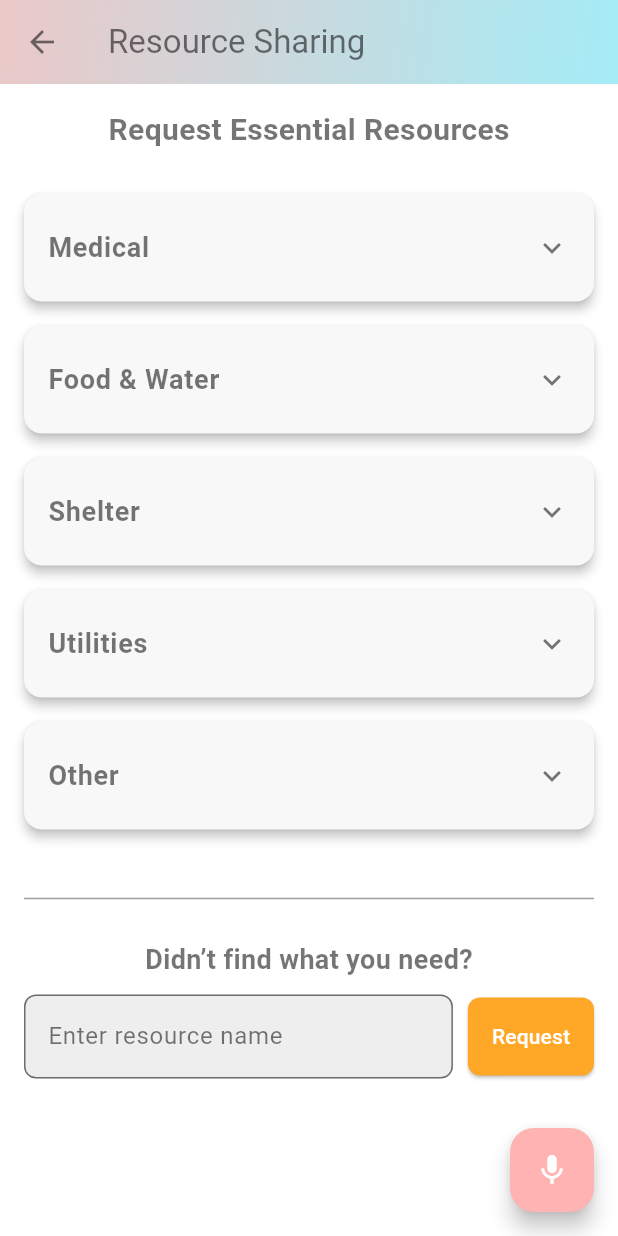
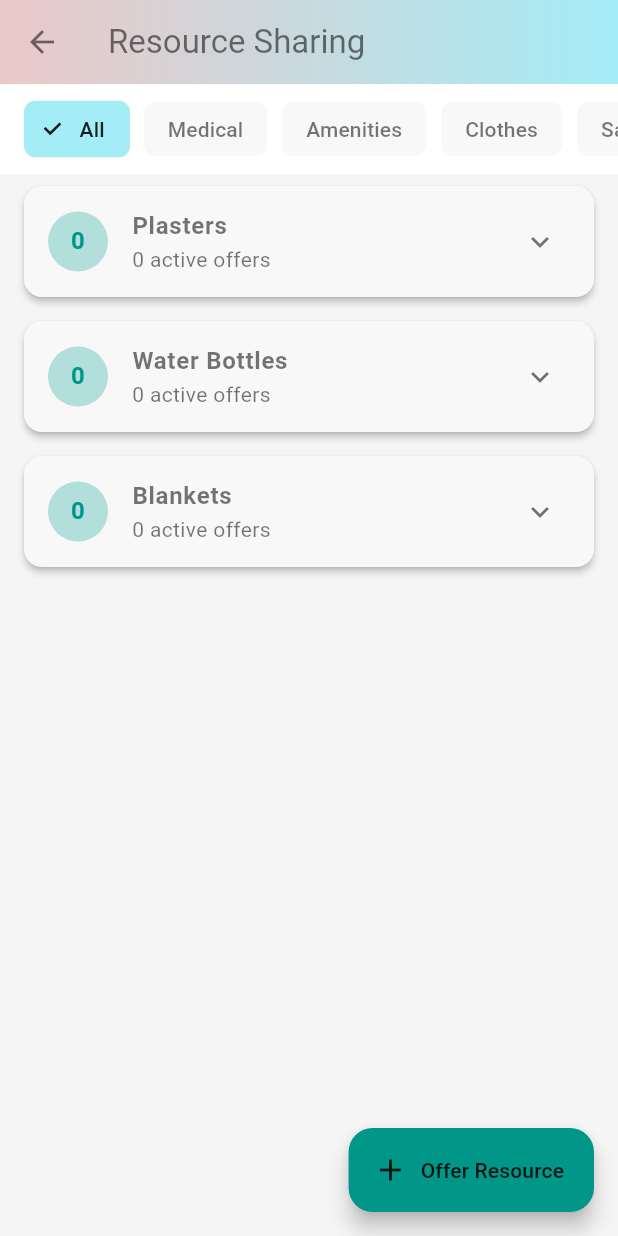
Before and after one commit to Hagerh/-BEACON-app-, a Flutter app: the ResourceSharingScreen screen opened by its route, on a phone screen of 412 x 824 dp. Run offline on Flutter 3.47's test engine with Material 3 defaults, Android fonts, the phone set to English and light mode, and no system bars; our stand-ins replace flutter_bloc, flutter_secure_storage, sqflite_sqlcipher; missing offline and left inert: flutter_p2p_connection; accounts and stored records are empty.

Commit message:
added offer and request

```diff
--- a/lib/presentation/screens/resourceSharing_screen.dart
+++ b/lib/presentation/screens/resourceSharing_screen.dart
@@ -1,194 +1,338 @@
 import 'package:flutter/material.dart';
 import 'package:projectdemo/constants/colors.dart';
-import 'package:projectdemo/presentation/widgets/voice_widget.dart';
 
-class ResourceSharingScreen extends StatelessWidget {
-  const ResourceSharingScreen({super.key});
+class ResourceOffer {
+  final String id;
+  final String providerName;
+  int quantity;
+
+  ResourceOffer({
+    required this.id,
+    required this.providerName,
+    required this.quantity,
+  });
+}
+
+class ResourceItem {
+  final String name;
+  final String category;
+  final List<ResourceOffer> offers;
+
+  ResourceItem({
+    required this.name,
+    required this.category,
+    required this.offers,
+  });
+
+  int get totalQuantity => offers.fold(0, (sum, item) => sum + item.quantity);
+}
+
+class ResourceManager {
+  // Pre-defined categories
+  static final List<String> categories = [
+    "All",
+    "Medical",
+    "Amenities", // Fixed spelling
+    "Clothes",
+    "Sanitary",
+    "Other",
+  ];
+
+  // In-memory storage mimicking a database
+  final List<ResourceItem> _items = [
+    ResourceItem(name: "Plasters", category: "Medical", offers: []),
+    ResourceItem(name: "Water Bottles", category: "Amenities", offers: []),
+    ResourceItem(name: "Blankets", category: "Clothes", offers: []),
+  ];
+
+  // Get items filtered by category
+  List<ResourceItem> getItems(String category) {
+    if (category == "All") return _items;
+    return _items.where((item) => item.category == category).toList();
+  }
+
+  // Add an offer
+  void addOffer(
+    String category,
+    String resourceName,
+    String userName,
+    int qty,
+  ) {
+    // Check if resource exists
+    var existingItemIndex = _items.indexWhere((i) => i.name == resourceName);
+
+    if (existingItemIndex != -1) {
+      // Add offer to existing item
+      _items[existingItemIndex].offers.add(
+        ResourceOffer(
+          id: DateTime.now().toString(),
+          providerName: userName,
+          quantity: qty,
+        ),
+      );
+    } else {
+      // Create new item with the offer
+      _items.add(
+        ResourceItem(
+          name: resourceName,
+          category: category,
+          offers: [
+            ResourceOffer(
+              id: DateTime.now().toString(),
+              providerName: userName,
+              quantity: qty,
+            ),
+          ],
+        ),
+      );
+    }
+  }
+}
+
+// --- 3. UI SCREEN ---
+
+class ResourceSharingScreen extends StatefulWidget {
+  final String loggedInUserName;
+  const ResourceSharingScreen({super.key, this.loggedInUserName = "Alice"});
+
+  @override
+  State<ResourceSharingScreen> createState() => _ResourceSharingScreenState();
+}
+
+class _ResourceSharingScreenState extends State<ResourceSharingScreen> {
+  final ResourceManager _dataManager = ResourceManager(); // Instance of logic
+  String _selectedCategory = "All";
 
   @override
   Widget build(BuildContext context) {
-    final Map<String, List<String>> resourceCategories = {
-      "Medical": ["First Aid Kit", "Bandages", "Painkillers", "Antiseptic"],
-      "Food & Water": [
-        "Bottled Water",
-        "Canned Food",
-        "Energy Bars",
-        "Baby Formula",
-      ],
-      "Shelter": ["Tents", "Blankets", "Sleeping Bags", "Temporary Beds"],
-      "Utilities": [
-        "Flashlights",
-        "Batteries",
-        "Charging Stations",
-        "Power Banks",
-      ],
-      "Other": ["Clothing", "Hygiene Kits", "Fuel", "Transport Help"],
-    };
+    // Fetch data based on filter
+    final displayedResources = _dataManager.getItems(_selectedCategory);
 
     return Scaffold(
+      backgroundColor: Colors.grey[100],
       appBar: AppBar(
         title: const Text("Resource Sharing"),
+        elevation: 0,
         flexibleSpace: Container(
           decoration: const BoxDecoration(
             gradient: LinearGradient(
-              begin: Alignment.topLeft,
-              end: Alignment.bottomRight,
-              colors: [
-                Color.fromARGB(255, 235, 200, 200),
-                Color.fromARGB(255, 164, 236, 246),
-              ],
+              colors: [Color(0xFFEBC8C8), Color(0xFFA4ECF6)],
             ),
           ),
         ),
       ),
+      body: Column(
+        children: [
+          // --- Category Filter Chips ---
+          _buildCategoryFilter(),
 
-      body: SingleChildScrollView(
-        child: Padding(
-          padding: const EdgeInsets.all(16.0),
-          child: Column(
-            children: [
-              const Text(
-                "Request Essential Resources",
-                style: TextStyle(fontSize: 20, fontWeight: FontWeight.bold),
+          // --- Resource List ---
+          Expanded(
+            child: displayedResources.isEmpty
+                ? _buildEmptyState()
+                : ListView.builder(
+                    padding: const EdgeInsets.only(bottom: 80),
+                    itemCount: displayedResources.length,
+                    itemBuilder: (context, index) {
+                      return _buildResourceCard(displayedResources[index]);
+                    },
                   ),
-              const SizedBox(height: 20),
-
-              // --- Expandable Resource Sections ---
-              ...resourceCategories.entries.map((entry) {
-                return _buildResourceSection(context, entry.key, entry.value);
-              }),
-
-              const SizedBox(height: 30),
-              const Divider(thickness: 1, color: Colors.grey),
-
-              // --- Custom Resource Request Field ---
-              const SizedBox(height: 20),
-              const Text(
-                "Didn’t find what you need?",
-                style: TextStyle(fontSize: 18, fontWeight: FontWeight.w600),
           ),
-              const SizedBox(height: 10),
-
-              _buildCustomRequestField(context),
         ],
       ),
-        ),
-      ),
-
-      floatingActionButton: const VoiceWidget(),
-
-    );
-  }
-
-  Widget _buildResourceSection(
-    BuildContext context,
-    String category,
-    List<String> items,
-  ) {
-    return Card(
-      margin: const EdgeInsets.symmetric(vertical: 8),
-      shape: RoundedRectangleBorder(borderRadius: BorderRadius.circular(12)),
-      elevation: 3,
-      child: ExpansionTile(
-        collapsedShape: RoundedRectangleBorder(
-          borderRadius: BorderRadius.circular(12),
-        ),
-        shape: RoundedRectangleBorder(borderRadius: BorderRadius.circular(12)),
-        tilePadding: const EdgeInsets.symmetric(horizontal: 16, vertical: 8),
-        title: Text(
-          category,
-          style: const TextStyle(fontSize: 18, fontWeight: FontWeight.w600),
-        ),
-        childrenPadding: const EdgeInsets.symmetric(
-          horizontal: 16,
-          vertical: 8,
-        ),
-        children: items
-            .map(
-              (item) => ListTile(
-                title: Text(item),
-                trailing: ElevatedButton(
-                  onPressed: () {
-                    // TODO: Handle resource request action
-                    ScaffoldMessenger.of(context).showSnackBar(
-                      SnackBar(
-                        content: Text("Request sent for $item"),
-                        duration: const Duration(seconds: 2),
-                      ),
-                    );
-                  },
-                  style: ElevatedButton.styleFrom(
-                    backgroundColor: AppColors.buttonPrimary,
-                    shape: RoundedRectangleBorder(
-                      borderRadius: BorderRadius.circular(8),
-                    ),
-                  ),
-                  child: const Text(
-                    "Request",
-                    style: TextStyle(color: AppColors.primaryBackground),
-                  ),
-                ),
-              ),
-            )
-            .toList(),
+      floatingActionButton: FloatingActionButton.extended(
+        onPressed: () => _showAddOfferModal(context),
+        label: const Text("Offer Resource"),
+        icon: const Icon(Icons.add),
+        backgroundColor: Colors.teal,
       ),
     );
   }
 
-  Widget _buildCustomRequestField(BuildContext context) {
-    final TextEditingController _controller = TextEditingController();
+  // --- WIDGETS ---
 
-    return Row(
-      children: [
-        Expanded(
-          child: TextField(
-            controller: _controller,
-            decoration: InputDecoration(
-              hintText: "Enter resource name",
-              filled: true,
-              fillColor: Colors.grey.shade200,
-              border: OutlineInputBorder(
-                borderRadius: BorderRadius.circular(8),
+  Widget _buildCategoryFilter() {
+    return Container(
+      height: 60,
+      padding: const EdgeInsets.symmetric(vertical: 10),
+      color: Colors.white,
+      child: ListView.separated(
+        padding: const EdgeInsets.symmetric(horizontal: 16),
+        scrollDirection: Axis.horizontal,
+        itemCount: ResourceManager.categories.length,
+        separatorBuilder: (_, __) => const SizedBox(width: 8),
+        itemBuilder: (context, index) {
+          final cat = ResourceManager.categories[index];
+          final isSelected = _selectedCategory == cat;
+          return ChoiceChip(
+            label: Text(cat),
+            selected: isSelected,
+            selectedColor: const Color(0xFFA4ECF6),
+            onSelected: (bool selected) {
+              setState(() {
+                _selectedCategory = cat;
+              });
+            },
+          );
+        },
+      ),
+    );
+  }
+
+  Widget _buildResourceCard(ResourceItem item) {
+    return Card(
+      margin: const EdgeInsets.symmetric(horizontal: 16, vertical: 8),
+      elevation: 2,
+      shape: RoundedRectangleBorder(borderRadius: BorderRadius.circular(12)),
+      child: ExpansionTile(
+        leading: CircleAvatar(
+          backgroundColor: Colors.teal.shade100,
+          child: Text(
+            item.totalQuantity.toString(),
+            style: const TextStyle(
+              fontWeight: FontWeight.bold,
+              color: Colors.teal,
             ),
           ),
         ),
+        title: Text(
+          item.name,
+          style: const TextStyle(fontWeight: FontWeight.bold, fontSize: 16),
         ),
-        const SizedBox(width: 10),
+        subtitle: Text("${item.offers.length} active offers"),
+        children: item.offers.map((offer) {
+          return ListTile(
+            contentPadding: const EdgeInsets.only(left: 72, right: 16),
+            title: Text(offer.providerName),
+            subtitle: Text("Available: ${offer.quantity}"),
+            trailing: ElevatedButton(
+              style: ElevatedButton.styleFrom(
+                backgroundColor: Colors.orange.shade400,
+                foregroundColor: Colors.white,
+                shape: const StadiumBorder(),
+              ),
+              onPressed: offer.quantity > 0
+                  ? () {
+                      setState(() {
+                        offer.quantity--;
+                        if (offer.quantity <= 0) {
+                          item.offers.remove(offer);
+                        }
+                      });
+                    }
+                  : null,
+              child: const Text("Request"),
+            ),
+          );
+        }).toList(),
+      ),
+    );
+  }
+
+  Widget _buildEmptyState() {
+    return Center(
+      child: Column(
+        mainAxisAlignment: MainAxisAlignment.center,
+        children: [
+          Icon(Icons.inbox_outlined, size: 64, color: Colors.grey[400]),
+          const SizedBox(height: 16),
+          Text(
+            "No resources found in $_selectedCategory",
+            style: TextStyle(color: Colors.grey[600]),
+          ),
+        ],
+      ),
+    );
+  }
+
+  // --- ADD OFFER LOGIC ---
+
+  void _showAddOfferModal(BuildContext context) {
+    String? selectedCategory;
+    final nameController = TextEditingController();
+    final qtyController = TextEditingController();
+
+    showModalBottomSheet(
+      context: context,
+      isScrollControlled: true,
+      shape: const RoundedRectangleBorder(
+        borderRadius: BorderRadius.vertical(top: Radius.circular(20)),
+      ),
+      builder: (context) {
+        return Padding(
+          padding: EdgeInsets.only(
+            bottom: MediaQuery.of(context).viewInsets.bottom + 20,
+            top: 20,
+            left: 20,
+            right: 20,
+          ),
+          child: Column(
+            mainAxisSize: MainAxisSize.min,
+            crossAxisAlignment: CrossAxisAlignment.stretch,
+            children: [
+              const Text(
+                "Share a Resource",
+                style: TextStyle(fontSize: 22, fontWeight: FontWeight.bold),
+              ),
+              const SizedBox(height: 20),
+              DropdownButtonFormField<String>(
+                decoration: const InputDecoration(
+                  border: OutlineInputBorder(),
+                  labelText: "Category",
+                ),
+                items: ResourceManager.categories
+                    .where((c) => c != "All") // Don't show "All" in dropdown
+                    .map((c) => DropdownMenuItem(value: c, child: Text(c)))
+                    .toList(),
+                onChanged: (v) => selectedCategory = v,
+              ),
+              const SizedBox(height: 12),
+              TextField(
+                controller: nameController,
+                decoration: const InputDecoration(
+                  border: OutlineInputBorder(),
+                  labelText: "Resource Name (e.g. Bandages)",
+                ),
+              ),
+              const SizedBox(height: 12),
+              TextField(
+                controller: qtyController,
+                keyboardType: TextInputType.number,
+                decoration: const InputDecoration(
+                  border: OutlineInputBorder(),
+                  labelText: "Quantity",
+                ),
+              ),
+              const SizedBox(height: 20),
               ElevatedButton(
                 onPressed: () {
-            final itemName = _controller.text.trim();
-            if (itemName.isEmpty) {
-              ScaffoldMessenger.of(context).showSnackBar(
-                const SnackBar(
-                  content: Text("Please enter a resource name."),
-                  duration: Duration(seconds: 2),
-                ),
+                  if (selectedCategory != null &&
+                      nameController.text.isNotEmpty &&
+                      qtyController.text.isNotEmpty) {
+                    setState(() {
+                      _dataManager.addOffer(
+                        selectedCategory!,
+                        nameController.text.trim(),
+                        widget.loggedInUserName,
+                        int.parse(qtyController.text),
                       );
-              return;
+                    });
+                    Navigator.pop(context);
                   }
-
-            ScaffoldMessenger.of(context).showSnackBar(
-              SnackBar(
-                content: Text("Request sent for $itemName"),
-                duration: const Duration(seconds: 2),
-              ),
-            );
-
-            _controller.clear();
                 },
                 style: ElevatedButton.styleFrom(
-            backgroundColor: Colors.orange.shade400,
-            padding: const EdgeInsets.symmetric(horizontal: 16, vertical: 16),
-            shape: RoundedRectangleBorder(
-              borderRadius: BorderRadius.circular(8),
-            ),
+                  padding: const EdgeInsets.symmetric(vertical: 14),
+                  backgroundColor: Colors.teal,
                 ),
                 child: const Text(
-            "Request",
-            style: TextStyle(color: AppColors.primaryBackground),
+                  "Submit Offer",
+                  style: TextStyle(color: Colors.white, fontSize: 16),
                 ),
               ),
             ],
+          ),
+        );
+      },
     );
   }
 }
```
Lines whose indentation alone changed are shown as unchanged.
